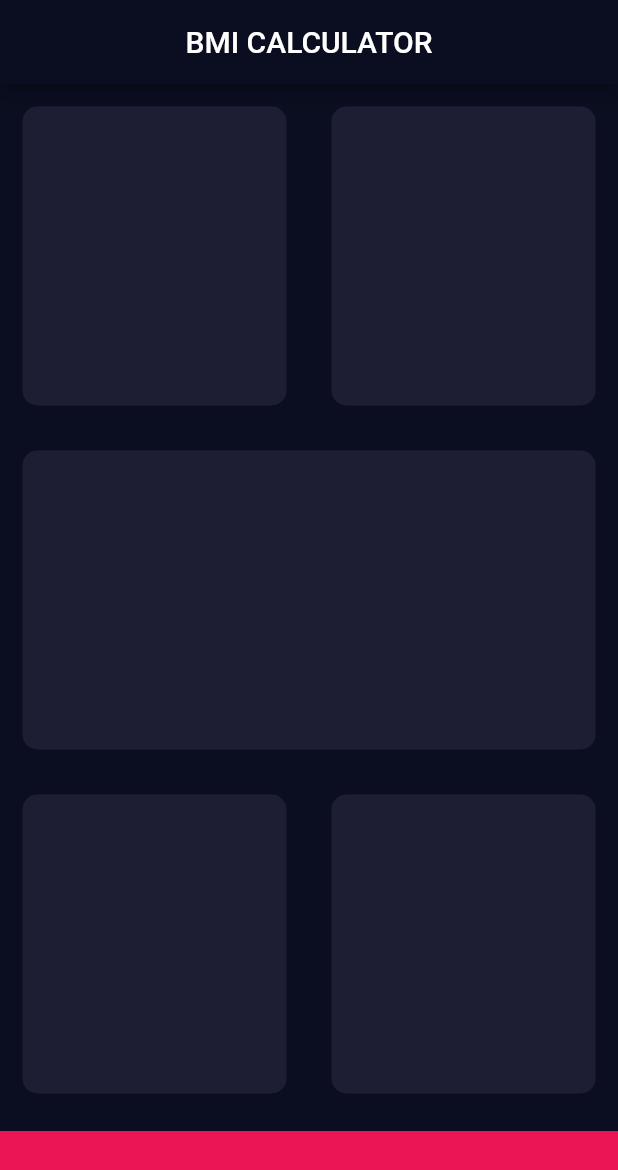
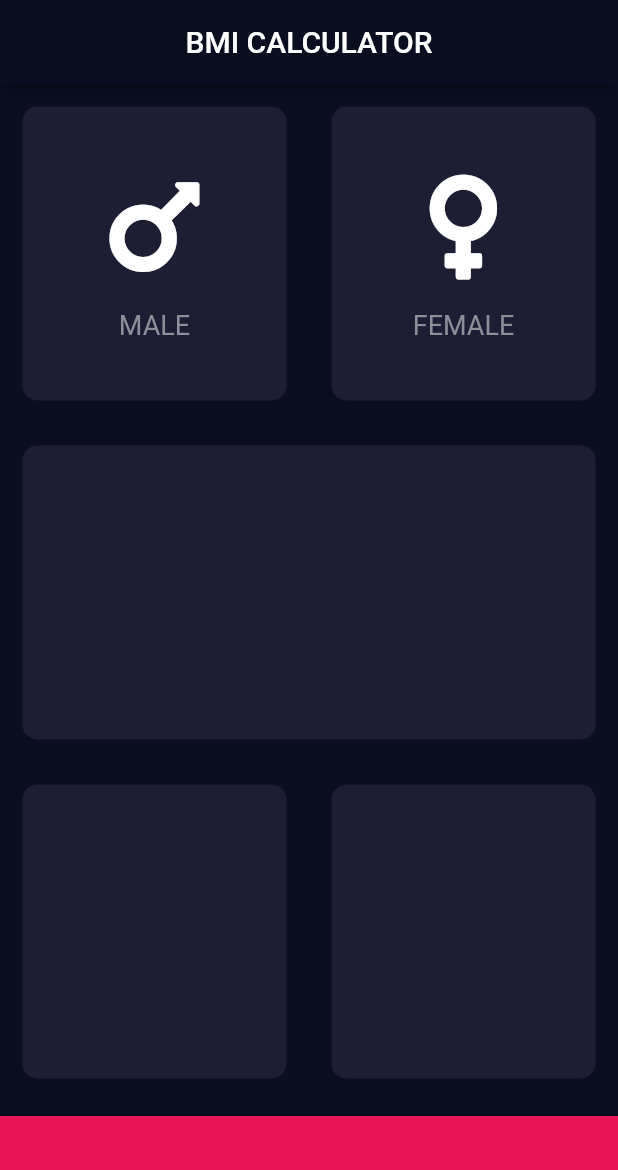
Before and after one commit to CylonSam/bmi-calculator-flutter, a Flutter app: the screen it shows after launch, on a phone screen of 412 x 824 dp. Shown: the top 1170 px of the screen. Run offline on Flutter 3.47's test engine with Material 2 defaults, Android fonts, the phone set to English and light mode, and no system bars; our stand-ins replace font_awesome_flutter.

Commit message:
Add gender card content

```diff
--- /dev/null
+++ b/lib/icon_content.dart
@@ -0,0 +1,34 @@
+import 'package:flutter/material.dart';
+import 'package:font_awesome_flutter/font_awesome_flutter.dart';
+
+const labelTextStyle = TextStyle(
+  fontSize: 18.0,
+  color: Color(0xFF8D8E98),
+);
+
+class IconContent extends StatelessWidget {
+  IconContent({@required this.icon, @required this.label});
+
+  final IconData? icon;
+  final String? label;
+
+  @override
+  Widget build(BuildContext context) {
+    return Column(
+      mainAxisAlignment: MainAxisAlignment.center,
+      children: [
+        FaIcon(
+          icon,
+          size: 80.0,
+        ),
+        SizedBox(
+          height: 15.0,
+        ),
+        Text(
+          label!,
+          style: labelTextStyle,
+        ),
+      ],
+    );
+  }
+}
--- a/lib/input_page.dart
+++ b/lib/input_page.dart
@@ -1,6 +1,10 @@
 import 'package:flutter/material.dart';
+import 'package:font_awesome_flutter/font_awesome_flutter.dart';
 
-const bottomContainerHeight = 70.0;
+import 'icon_content.dart';
+import 'reusable_card.dart';
+
+const bottomContainerHeight = 80.0;
 const activeCardColor = Color(0xFF1D1E33);
 const bottomContainerColor = Color(0xFFEB1555);
 
@@ -24,10 +28,22 @@ class _InputPageState extends State<InputPage> {
             child: Row(
               children: [
                 Expanded(
-                  child: ReusableCard(colour: activeCardColor,),
+                  child: ReusableCard(
+                    colour: activeCardColor,
+                    cardChild: IconContent(
+                      icon: FontAwesomeIcons.mars,
+                      label: 'MALE',
+                    ),
+                  ),
                 ),
                 Expanded(
-                  child: ReusableCard(colour: activeCardColor),
+                  child: ReusableCard(
+                    colour: activeCardColor,
+                    cardChild: IconContent(
+                      icon: FontAwesomeIcons.venus,
+                      label: 'FEMALE',
+                    ),
+                  ),
                 ),
               ],
             ),
@@ -36,7 +52,9 @@ class _InputPageState extends State<InputPage> {
             child: Row(
               children: [
                 Expanded(
-                  child: ReusableCard(colour: activeCardColor,),
+                  child: ReusableCard(
+                    colour: activeCardColor,
+                  ),
                 ),
               ],
             ),
@@ -61,24 +79,7 @@ class _InputPageState extends State<InputPage> {
             height: bottomContainerHeight,
           )
         ],
-
       ),
     );
   }
 }
-
-class ReusableCard extends StatelessWidget {
-  ReusableCard({@required this.colour});
-
-  final Color? colour;
-
-  @override
-  Widget build(BuildContext context) {
-    return Container(
-        margin: EdgeInsets.all(15),
-        decoration: BoxDecoration(
-          borderRadius: BorderRadius.circular(10),
-          color: colour,
-        ));
-  }
-}
--- /dev/null
+++ b/lib/reusable_card.dart
@@ -0,0 +1,19 @@
+import 'package:flutter/material.dart';
+
+class ReusableCard extends StatelessWidget {
+  ReusableCard({@required this.colour, this.cardChild});
+
+  final Color? colour;
+  final Widget? cardChild;
+
+  @override
+  Widget build(BuildContext context) {
+    return Container(
+        child: cardChild,
+        margin: EdgeInsets.all(15),
+        decoration: BoxDecoration(
+          borderRadius: BorderRadius.circular(10),
+          color: colour,
+        ));
+  }
+}
--- a/pubspec.yaml
+++ b/pubspec.yaml
@@ -23,6 +23,7 @@ environment:
 dependencies:
   flutter:
     sdk: flutter
+  font_awesome_flutter: ^9.1.0
 
 
   # The following adds the Cupertino Icons font to your application.
```
Also changed, not shown: pubspec.lock.
